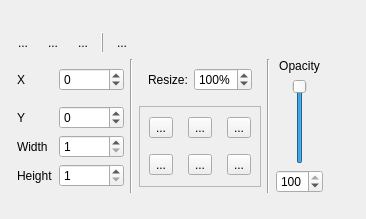
KDE/kdenlive, file src/widgets/geometrywidget_ui.ui: the form before one commit.
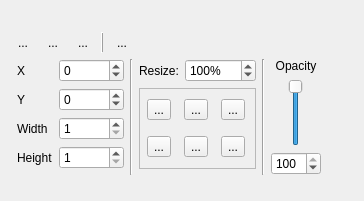
The form after the commit.

Commit message: Increase maximum resize limit to 10000 in geometry widget

Diff of the .ui file:
```diff
--- a/src/widgets/geometrywidget_ui.ui
+++ b/src/widgets/geometrywidget_ui.ui
@@ -46,6 +46,9 @@
       <item row="0" column="3">
        <widget class="QWidget" name="widget" native="true">
         <layout class="QHBoxLayout" name="horizontalLayout">
+         <property name="margin">
+          <number>0</number>
+         </property>
          <item>
           <widget class="QLabel" name="label_5">
            <property name="text">
@@ -62,7 +65,7 @@
             <number>1</number>
            </property>
            <property name="maximum">
-            <number>500</number>
+            <number>10000</number>
            </property>
            <property name="value">
             <number>100</number>
```
The commit also changes 1 other file.
